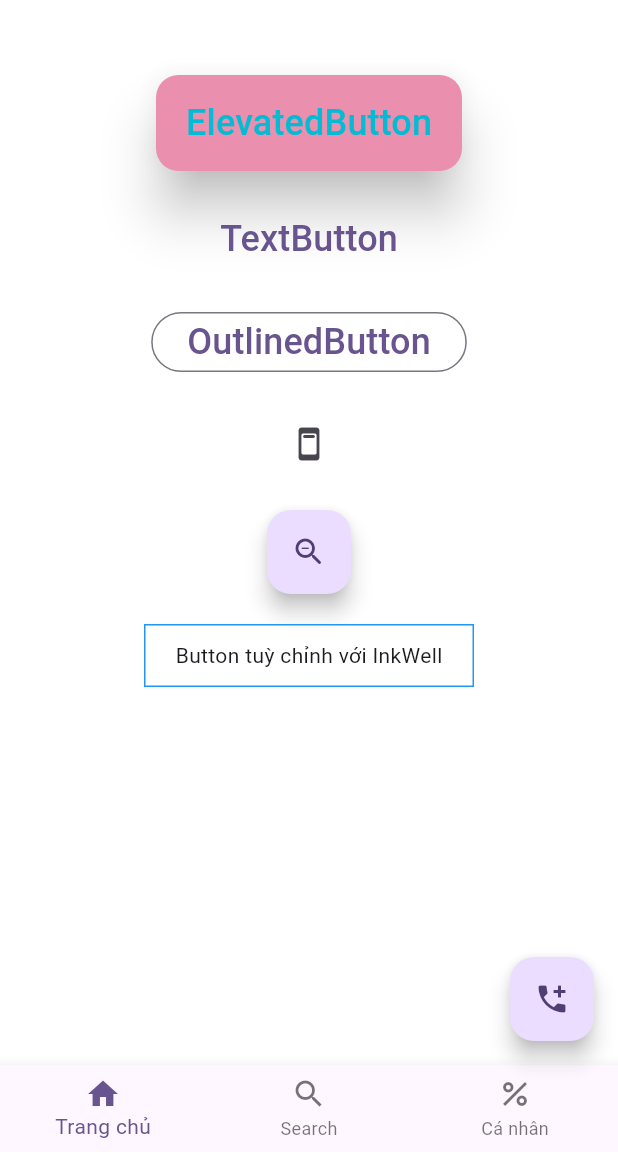
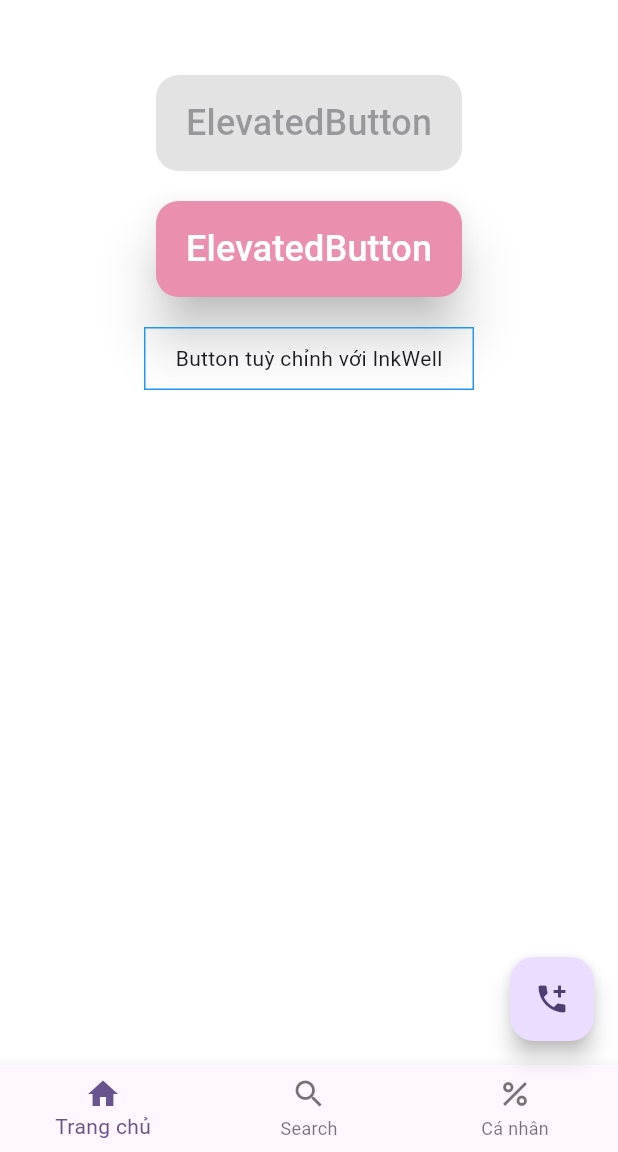
Before and after one commit to Do2304/learn-Flutter-titv, a Flutter app: the screen it shows after launch, on a phone screen of 412 x 824 dp, the part 84-1236 px from its top. Run offline on Flutter 3.47's test engine with Material 3 defaults, Android fonts, the phone set to English and light mode, and no system bars.

Commit message:
learn onclick button

```diff
--- a/lib/main.dart
+++ b/lib/main.dart
@@ -5,6 +5,7 @@
 import 'myContainer.dart';
 import 'myColumnAndRow.dart';
 import 'myButton.dart';
+import 'myButton_2.dart';
 
 void main() {
   runApp(const MyApp());
@@ -21,7 +22,7 @@
       theme: ThemeData(
         colorScheme: ColorScheme.fromSeed(seedColor: Colors.deepPurple),
       ),
-      home: myButton(),
+      home: myButton_2(),
     );
   }
 }
--- /dev/null
+++ b/lib/myButton_2.dart
@@ -0,0 +1,107 @@
+import 'package:flutter/material.dart';
+
+class myButton_2 extends StatelessWidget {
+  const myButton_2({super.key});
+
+  @override
+  Widget build(BuildContext context) {
+    return Scaffold(
+      appBar: AppBar(
+        title: Text("learn flutter"),
+        backgroundColor: Colors.blue,
+        elevation: 4,
+        actions: [
+          IconButton(
+            onPressed: () {
+              print("b1");
+            },
+            icon: Icon(Icons.search),
+          ),
+          IconButton(
+            onPressed: () {
+              print("b2");
+            },
+            icon: Icon(Icons.abc),
+          ),
+          IconButton(
+            onPressed: () {
+              print("b3");
+            },
+            icon: Icon(Icons.more_vert_outlined),
+          ),
+        ],
+      ),
+      backgroundColor: Colors.white,
+      body: Center(
+        child: Column(
+          children: [
+            SizedBox(height: 50),
+            // khoá nút nhấn
+            ElevatedButton(
+              onPressed: null, // khoá lại
+              child: Text('ElevatedButton', style: TextStyle(fontSize: 24)),
+              style: ElevatedButton.styleFrom(
+                backgroundColor: const Color.fromARGB(255, 234, 143, 173),
+                foregroundColor: Colors.cyan,
+                shape: RoundedRectangleBorder(
+                  borderRadius: BorderRadius.circular(15),
+                ),
+                padding: EdgeInsets.symmetric(horizontal: 20, vertical: 15),
+                elevation: 15,
+              ),
+            ),
+            SizedBox(height: 20),
+            ElevatedButton(
+              onPressed: () {
+                print("Press");
+              },
+              onLongPress: () {
+                print(" Long Press");
+              },
+              child: Text('ElevatedButton', style: TextStyle(fontSize: 24)),
+              style: ElevatedButton.styleFrom(
+                backgroundColor: const Color.fromARGB(255, 234, 143, 173),
+                foregroundColor: Colors.white,
+                shape: RoundedRectangleBorder(
+                  borderRadius: BorderRadius.circular(15),
+                ),
+                padding: EdgeInsets.symmetric(horizontal: 20, vertical: 15),
+                elevation: 15,
+              ),
+            ),
+            SizedBox(height: 20),
+            InkWell(
+              onTap: () {
+                print("InkWell pressed");
+              },
+              onDoubleTap: () {
+                print("InkWell pressed double");
+              },
+              child: Container(
+                padding: EdgeInsets.symmetric(horizontal: 20, vertical: 10),
+                decoration: BoxDecoration(
+                  border: Border.all(color: Colors.blue),
+                ),
+                child: Text("Button tuỳ chỉnh với InkWell"),
+              ),
+            ),
+          ],
+        ),
+      ),
+
+      floatingActionButton: FloatingActionButton(
+        onPressed: () {
+          print("Pressed");
+        },
+        child: const Icon(Icons.add_ic_call),
+      ),
+      bottomNavigationBar: BottomNavigationBar(
+        items: [
+          BottomNavigationBarItem(icon: Icon(Icons.home), label: "Trang chủ"),
+          BottomNavigationBarItem(icon: Icon(Icons.search), label: "Search"),
+          BottomNavigationBarItem(icon: Icon(Icons.percent), label: "Cá nhân"),
+        ],
+      ),
+    );
+  }
+}
```
